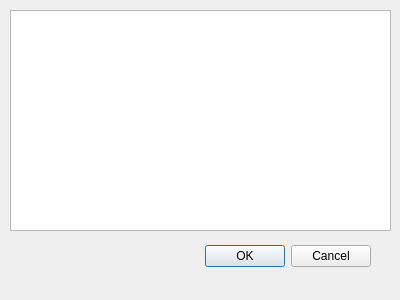
Old version of the form src/devicedetection.ui in the repository dehnhardt/iconnconfig.
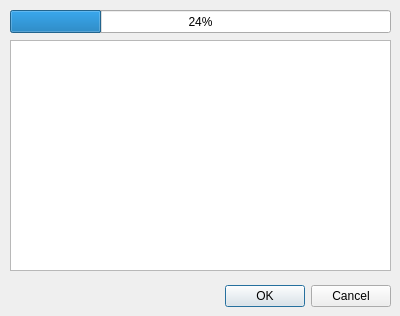
New version of the form.

Commit message: implement progress bar for device detection

Patch:
```diff
--- a/src/devicedetection.ui
+++ b/src/devicedetection.ui
@@ -7,7 +7,7 @@
     <x>0</x>
     <y>0</y>
     <width>400</width>
-    <height>300</height>
+    <height>316</height>
    </rect>
   </property>
   <property name="windowTitle">
@@ -16,9 +16,9 @@
   <widget class="QDialogButtonBox" name="buttonBox">
    <property name="geometry">
     <rect>
-     <x>30</x>
-     <y>240</y>
-     <width>341</width>
+     <x>10</x>
+     <y>280</y>
+     <width>381</width>
      <height>32</height>
     </rect>
    </property>
@@ -33,11 +33,24 @@
    <property name="geometry">
     <rect>
      <x>10</x>
+     <y>40</y>
+     <width>381</width>
+     <height>231</height>
+    </rect>
+   </property>
+  </widget>
+  <widget class="QProgressBar" name="progressBar">
+   <property name="geometry">
+    <rect>
+     <x>10</x>
      <y>10</y>
      <width>381</width>
-     <height>221</height>
+     <height>23</height>
     </rect>
    </property>
+   <property name="value">
+    <number>24</number>
+   </property>
   </widget>
  </widget>
  <resources/>
```
The commit also changes 5 other files.
